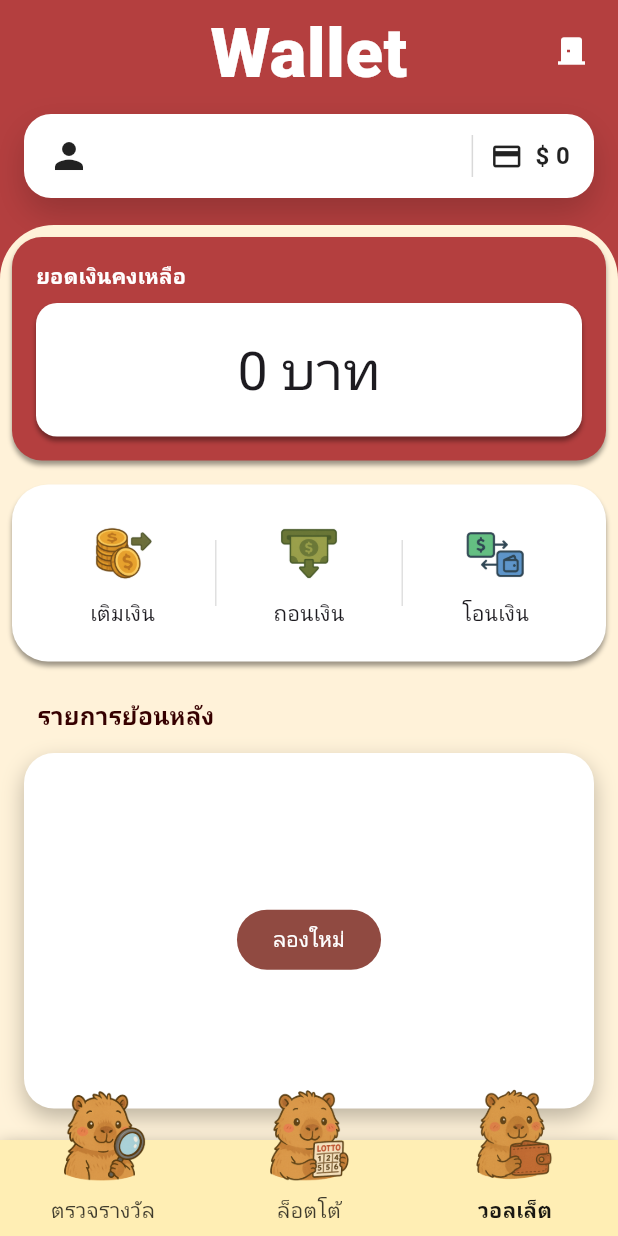
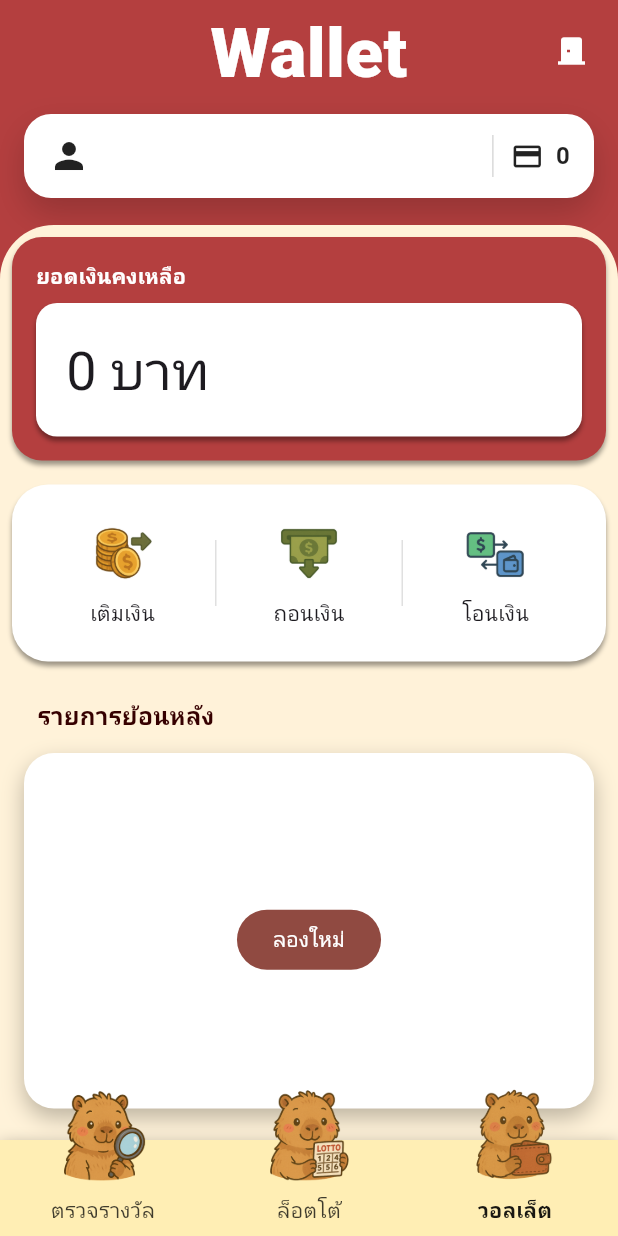
Before and after one commit to Phenpitcha-D/lotto-app, a Flutter app: the MainScaffold screen opened directly with empty values, item 3 of the bottom bar chosen, on a phone screen of 412 x 824 dp. Run offline on Flutter 3.47's test engine with Material 3 defaults, Android fonts, the phone set to English and light mode, and no system bars; our stand-ins replace flutter_localization, google_fonts; network calls fail; Roboto replaces fonts that are missing (Sarabun).

Commit message:
WalletFormat

```diff
--- a/lib/pages/myScaffold.dart
+++ b/lib/pages/myScaffold.dart
@@ -2,6 +2,7 @@ import 'package:flutter/foundation.dart';
 import 'package:flutter/material.dart';
 import 'package:lotto_app/model/response/user_login_post_res.dart';
 import 'package:lotto_app/pages/login.dart';
+import 'package:intl/intl.dart';
 
 /// 🎨 โทนสีตรงดีไซน์
 class AppColors {
@@ -24,8 +25,8 @@ class Myscaffold extends StatefulWidget {
     this.child,
     this.currentIndex = 1,
     this.onNav,
-    required this.currentUser, required this.walletVN,
-
+    required this.currentUser,
+    required this.walletVN,
   });
 
   @override
@@ -149,7 +150,7 @@ class _MyscaffoldState extends State<Myscaffold> {
                           ValueNotifier(widget.currentUser.user.wallet),
                       builder: (_, bal, __) {
                         return Text(
-                          '\$ $bal',
+                          formatBalance(bal),
                           style: const TextStyle(
                             fontSize: 16,
                             fontWeight: FontWeight.w700,
@@ -329,3 +330,8 @@ class _BottomOverhangItem extends StatelessWidget {
     );
   }
 }
+
+  String formatBalance(int amount) {
+    final nf = NumberFormat("#,###", "th_TH");
+    return '${nf.format(amount.toDouble())}';
+  }
--- a/lib/pages/wallet.dart
+++ b/lib/pages/wallet.dart
@@ -17,8 +17,11 @@ class WalletPage extends StatefulWidget {
   final UserLoginRespon currentUser;
 
   final ValueNotifier<int> walletVN;
-  const WalletPage({super.key, required this.currentUser, required this.walletVN, });
-
+  const WalletPage({
+    super.key,
+    required this.currentUser,
+    required this.walletVN,
+  });
 
   @override
   State<WalletPage> createState() => _WalletPageState();
@@ -89,9 +92,11 @@ class _WalletPageState extends State<WalletPage> {
                   child: Row(
                     mainAxisAlignment: MainAxisAlignment.center,
                     children: [
-                      Text(
-                        '$currentBalance บาท',
-                        style: TextStyle(fontSize: 36),
+                      Expanded(
+                        child: Text(
+                          formatBalance(currentBalance),
+                          style: TextStyle(fontSize: 36),
+                        ),
                       ),
                     ],
                   ),
@@ -403,6 +408,12 @@ class _WalletPageState extends State<WalletPage> {
     final nf = NumberFormat("#,##0.00", "th_TH");
     return "${isCredit ? '+' : '-'}${nf.format(amount.toDouble())}";
     // NOTE: ถ้าฐานข้อมูลใช้ทศนิยม ให้ปรับ model/จำนวนเงินให้สอดคล้อง
+  }
+
+  // แปลง 1000 เป็น 1,000.00 บาท
+  String formatBalance(int amount) {
+    final nf = NumberFormat("#,###", "th_TH");
+    return '${nf.format(amount.toDouble())} บาท';
   }
 
   String formatDateThai(String iso) {
```
